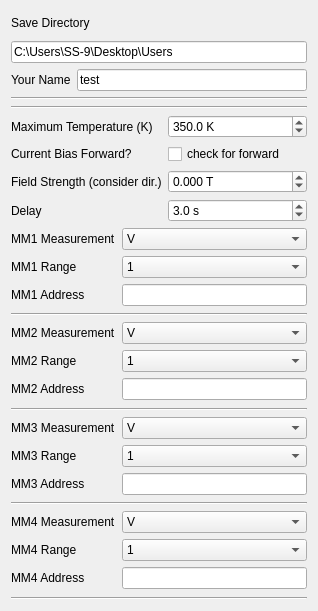
Before: the Qt Designer form SS9_gui.ui in sabakarimeddiny/CornellPhys510_SS9, drawn with Qt 5.
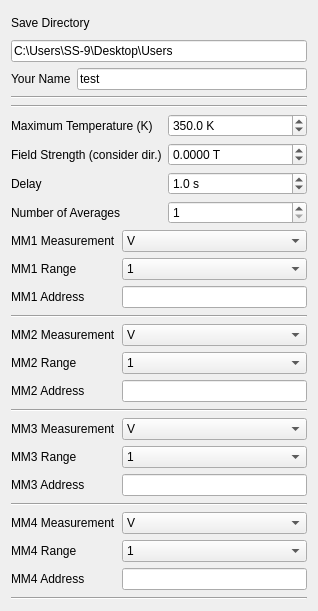
After: the same form once the commit is applied.

What changed in the file:
```diff
--- a/SS9_gui.ui
+++ b/SS9_gui.ui
@@ -71,6 +71,23 @@
    </item>
    <item>
     <layout class="QGridLayout" name="field_params">
+     <item row="4" column="1">
+      <widget class="QSpinBox" name="num_averages">
+       <property name="minimum">
+        <number>1</number>
+       </property>
+       <property name="value">
+        <number>1</number>
+       </property>
+      </widget>
+     </item>
+     <item row="4" column="0">
+      <widget class="QLabel" name="label">
+       <property name="text">
+        <string>Number of Averages</string>
+       </property>
+      </widget>
+     </item>
      <item row="1" column="1">
       <widget class="QDoubleSpinBox" name="T_max">
        <property name="suffix">
@@ -93,13 +110,6 @@
        </property>
       </widget>
      </item>
-     <item row="2" column="0">
-      <widget class="QLabel" name="label_5">
-       <property name="text">
-        <string>Current Bias Forward?</string>
-       </property>
-      </widget>
-     </item>
      <item row="1" column="0">
       <widget class="QLabel" name="label_4">
        <property name="text">
@@ -107,13 +117,13 @@
        </property>
       </widget>
      </item>
-     <item row="3" column="1">
+     <item row="2" column="1">
       <widget class="QDoubleSpinBox" name="field_strength">
        <property name="suffix">
         <string> T</string>
        </property>
        <property name="decimals">
-        <number>3</number>
+        <number>4</number>
        </property>
        <property name="minimum">
         <double>-1.000000000000000</double>
@@ -129,7 +139,14 @@
        </property>
       </widget>
      </item>
-     <item row="4" column="1">
+     <item row="3" column="0">
+      <widget class="QLabel" name="label_15">
+       <property name="text">
+        <string>Delay</string>
+       </property>
+      </widget>
+     </item>
+     <item row="3" column="1">
       <widget class="QDoubleSpinBox" name="delay">
        <property name="suffix">
         <string> s</string>
@@ -138,37 +155,23 @@
         <number>1</number>
        </property>
        <property name="minimum">
-        <double>1.000000000000000</double>
+        <double>0.500000000000000</double>
        </property>
        <property name="maximum">
-        <double>60.000000000000000</double>
+        <double>6.000000000000000</double>
        </property>
        <property name="value">
-        <double>3.000000000000000</double>
+        <double>1.000000000000000</double>
        </property>
       </widget>
      </item>
-     <item row="3" column="0">
+     <item row="2" column="0">
       <widget class="QLabel" name="label_6">
        <property name="text">
         <string>Field Strength (consider dir.)</string>
        </property>
       </widget>
      </item>
-     <item row="4" column="0">
-      <widget class="QLabel" name="label_15">
-       <property name="text">
-        <string>Delay</string>
-       </property>
-      </widget>
-     </item>
-     <item row="2" column="1">
-      <widget class="QCheckBox" name="I_bias">
-       <property name="text">
-        <string>check for forward</string>
-       </property>
-      </widget>
-     </item>
     </layout>
    </item>
    <item>
```
